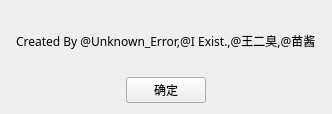
Above: ftpabout.ui from z1908144712/QtFtpServer before the change. Below: the same form after it.
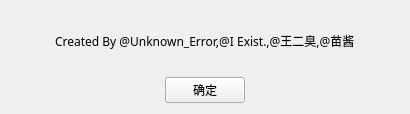
That is the form after the change.

```diff
--- a/ftpabout.ui
+++ b/ftpabout.ui
@@ -6,10 +6,22 @@
    <rect>
     <x>0</x>
     <y>0</y>
-    <width>332</width>
+    <width>410</width>
     <height>114</height>
    </rect>
   </property>
+  <property name="minimumSize">
+   <size>
+    <width>410</width>
+    <height>114</height>
+   </size>
+  </property>
+  <property name="maximumSize">
+   <size>
+    <width>410</width>
+    <height>114</height>
+   </size>
+  </property>
   <property name="font">
    <font>
     <family>微软雅黑</family>
```
